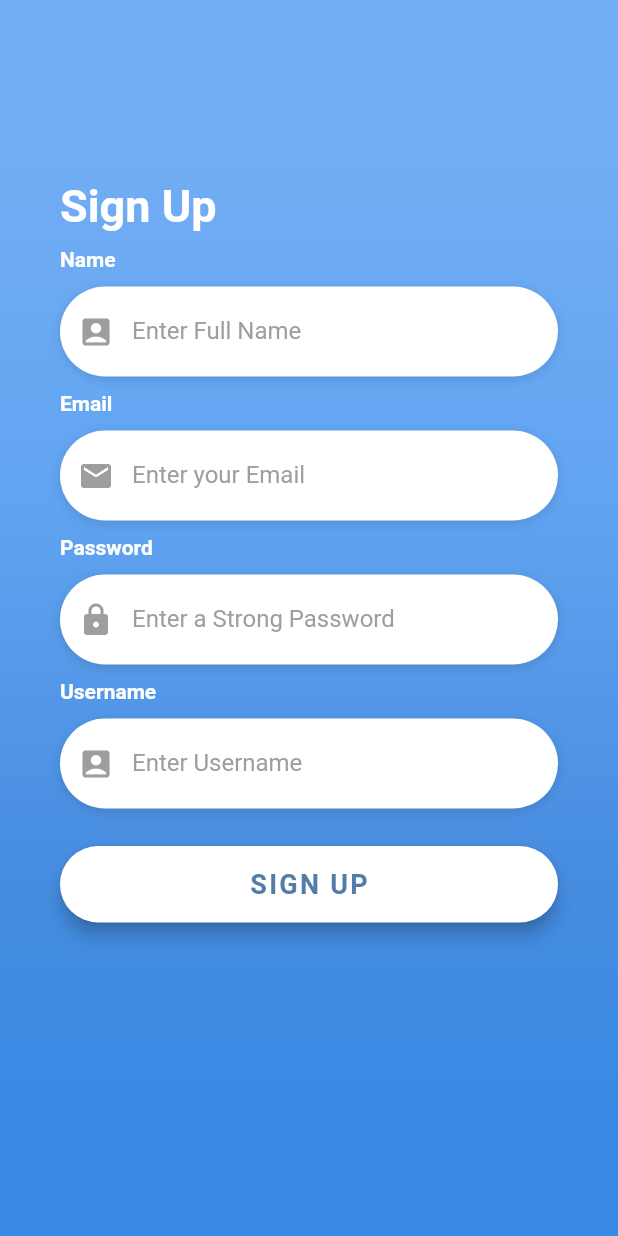
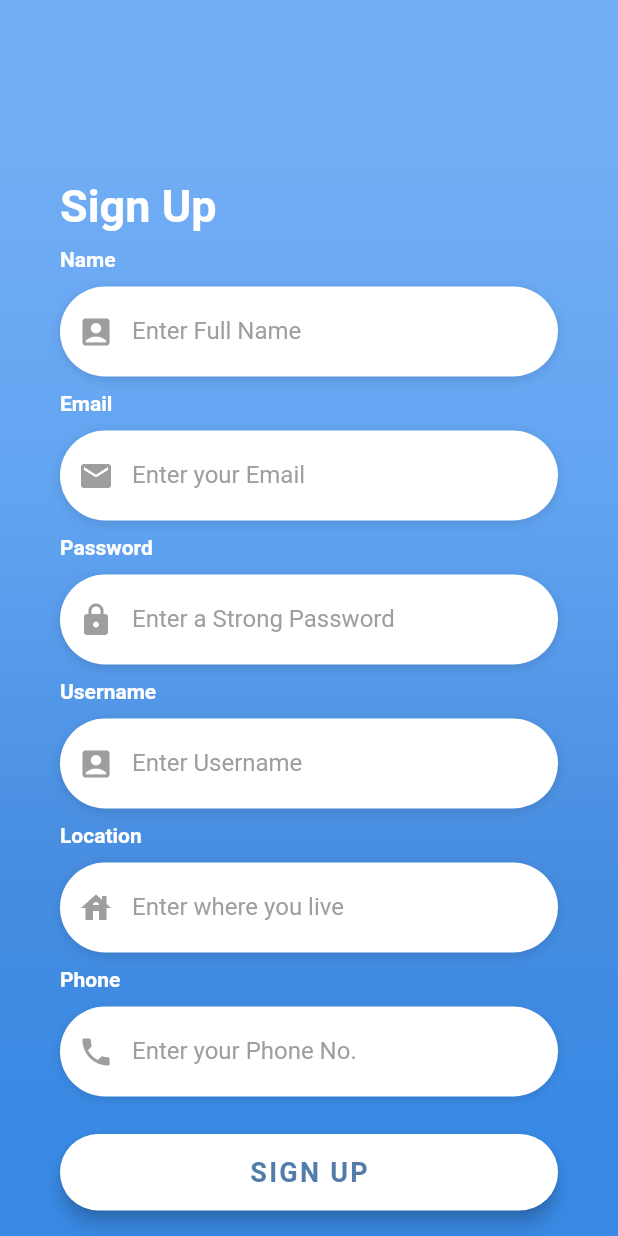
Before and after one commit to pranavi79/SheHacks_Team-114, a Flutter app: the SignUpScreen screen opened directly, on a phone screen of 412 x 824 dp. Run offline on Flutter 3.47's test engine with Material 2 defaults, Android fonts, the phone set to English and light mode, and no system bars; our stand-ins replace cloud_firestore, firebase_auth, firebase_core, flutter_phoenix, flutter_spinkit, fluttertoast and 3 more; accounts and stored records are empty; Roboto replaces fonts that are missing (OpenSans).

Commit message:
Added phone and Location

```diff
--- a/shehack/lib/Profile.dart
+++ b/shehack/lib/Profile.dart
@@ -4,9 +4,12 @@ import 'package:firebase_auth/firebase_auth.dart';
 import 'package:flutter/material.dart';
 import 'package:flutter_phoenix/flutter_phoenix.dart';
 import 'package:cloud_firestore/cloud_firestore.dart';
-import 'package:firebase_auth/firebase_auth.dart';
 import 'edit_profile.dart';
 import 'package:google_fonts/google_fonts.dart';
+
+
+
+final _firestore = FirebaseFirestore.instance;
 
 class Profile extends StatefulWidget {
   final User curr;
@@ -24,6 +27,8 @@ class _ProfileState extends State<Profile> {
   String username;
   String initial;
   String mail;
+  String location;
+  String phone;
 
   @override
   void initState() {
@@ -61,32 +66,6 @@ class _ProfileState extends State<Profile> {
         ),
       ),
     );
-    // return Column(
-    //   children: [
-    //     SizedBox(
-    //       height: 5,
-    //     ),
-    //     Padding(
-    //       padding: const EdgeInsets.only(left: 15.0),
-    //       child: Row(
-    //         mainAxisAlignment: MainAxisAlignment.start,
-    //         children: [
-    //           SizedBox(
-    //             width: 10,
-    //           ),
-    //           Text(
-    //             details,
-    //             style: GoogleFonts.montserrat(
-    //               fontSize: 20.0,
-    //               fontWeight: FontWeight.bold,
-    //               color: Colors.black, //blueAccent,
-    //             ),
-    //           ),
-    //         ],
-    //       ),
-    //     ),
-    //   ],
-    // );
   }
 
   Widget build(BuildContext context) {
@@ -94,6 +73,7 @@ class _ProfileState extends State<Profile> {
     username = curr.displayName;
     mail = curr.email;
     initial = username.substring(0, 1);
+
 
     return Scaffold(
       appBar: AppBar(
@@ -123,7 +103,7 @@ class _ProfileState extends State<Profile> {
               Navigator.push(
                   context,
                   MaterialPageRoute(
-                    builder: (context) => HomeScreen(curr: curr),
+                    builder: (context) => EditProfile(),
                   ));
             },
           )
@@ -185,8 +165,48 @@ class _ProfileState extends State<Profile> {
                       height: 20,
                     ),
                     details("Email:", mail),
-                    details("Phone no:", ""),
-                    details("Location:", ""),
+                    StreamBuilder<QuerySnapshot>(
+                        stream: _firestore
+                            .collection('people')
+                            .where('email', isEqualTo: mail)
+                            .snapshots(),
+                        builder: (context, snapshot) {
+                          if (!snapshot.hasData) {
+                            return Center(
+                              child: CircularProgressIndicator(
+                                valueColor: AlwaysStoppedAnimation<Color>(Colors.blue),
+                              ),
+                            );
+                          }
+                          else{
+                            final t = snapshot.data.docs[0];
+                            phone=t.data()['phone'];
+                            return details("Phone no:", phone);
+                          }
+                        }
+                    ),
+
+                    StreamBuilder<QuerySnapshot>(
+                        stream: _firestore
+                            .collection('people')
+                            .where('email', isEqualTo: mail)
+                            .snapshots(),
+                        builder: (context, snapshot) {
+                          if (!snapshot.hasData) {
+                            return Center(
+                              child: CircularProgressIndicator(
+                                valueColor: AlwaysStoppedAnimation<Color>(Colors.blue),
+                              ),
+                            );
+                          }
+                          else{
+                            final t = snapshot.data.docs[0];
+                            location=t.data()['location'];
+                            return details("Location:", location);
+                          }
+                        }
+                        ),
+
                   ],
                 ),
               ),
--- a/shehack/lib/signup/SignUp.dart
+++ b/shehack/lib/signup/SignUp.dart
@@ -3,15 +3,21 @@ import 'package:flutter/services.dart';
 import 'utilities.dart';
 //import 'package:expense_manager/login/loginScreen.dart';
 import 'package:firebase_auth/firebase_auth.dart';
+import 'package:cloud_firestore/cloud_firestore.dart';
 //import 'package:cloud_firestore/cloud_firestore.dart';
 import 'package:shehack/fireauth.dart';
 import 'package:shehack/home.dart';
 import 'package:fluttertoast/fluttertoast.dart';
 
+
+final _firestore = FirebaseFirestore.instance;
+
 String _email;
 String _password;
 String _name;
 String _username;
+String _location;
+String _phone;
 AlertDialog alertDialog=AlertDialog(
   title: Text("Welcome"),
   content: Text("Verification link has been sent to your email"),
@@ -110,6 +116,42 @@ Widget buildSignUp() {
       ],
     );
   }
+  Widget buildPhone(){
+    return Column(
+      crossAxisAlignment: CrossAxisAlignment.start,
+      children: <Widget>[
+        Text(
+          'Phone',
+          style: kLabelStyle,
+        ),
+        SizedBox(height: 10.0),
+        Container(
+          alignment: Alignment.centerLeft,
+          decoration: kBoxDecorationStyle,
+          height: 60.0,
+          child: TextFormField(
+            keyboardType: TextInputType.emailAddress,
+            style: TextStyle(
+              color: Colors.black,
+              fontFamily: 'OpenSans',
+            ),
+            decoration: InputDecoration(
+              border: InputBorder.none,
+              contentPadding: EdgeInsets.only(top: 14.0),
+              prefixIcon: Icon(
+                Icons.phone,
+                color: Colors.grey,
+              ),
+              hintText: 'Enter your Phone No.',
+              hintStyle: kHintTextStyle,
+            ),
+            onChanged: (String input6) => _phone = input6,
+          ),
+        ),
+      ],
+    );
+
+  }
 
   Widget buildEmailTF() {
     return Column(
@@ -145,6 +187,43 @@ Widget buildSignUp() {
         ),
       ],
     );
+  }
+
+  Widget buildLocation(){
+    return Column(
+      crossAxisAlignment: CrossAxisAlignment.start,
+      children: <Widget>[
+        Text(
+          'Location',
+          style: kLabelStyle,
+        ),
+        SizedBox(height: 10.0),
+        Container(
+          alignment: Alignment.centerLeft,
+          decoration: kBoxDecorationStyle,
+          height: 60.0,
+          child: TextFormField(
+            //obscureText:true,
+            style: TextStyle(
+              color: Colors.black,
+              fontFamily: 'OpenSans',
+            ),
+            decoration: InputDecoration(
+              border: InputBorder.none,
+              contentPadding: EdgeInsets.only(top: 14.0),
+              prefixIcon: Icon(
+                Icons.house,
+                color: Colors.grey,
+              ),
+              hintText: 'Enter where you live',
+              hintStyle: kHintTextStyle,
+            ),
+            onChanged: (String input5) => _location = input5,
+          ),
+        ),
+      ],
+    );
+
   }
 
   Widget buildPasswordTF() {
@@ -265,6 +344,14 @@ Widget buildSignUp() {
                         height: 10.0,
                       ),
                       buildUsername(),
+                      SizedBox(
+                        height: 10.0,
+                      ),
+                      buildLocation(),
+                      SizedBox(
+                        height: 10.0,
+                      ),
+                      buildPhone(),
                       buildSignUpBtn(),
                     ],
                   ),
@@ -279,7 +366,14 @@ Widget buildSignUp() {
   void signUp() async {                      //This function Signs the user up with firebase and handles any errors
     if(_name!=null&& _username!=null) {           //The try block is called only if name and username are filled
           try {
+            _firestore.collection('people').add({
+              'email': _email,
+              'location': _location,
+              'phone': _phone,
+            });
       // AuthResult
+
+
       UserCredential user = await _fire.Create(_email, _password);
       await user.user.updateProfile(displayName: _name,);
       await user.user.updateEmail(_email);
```
